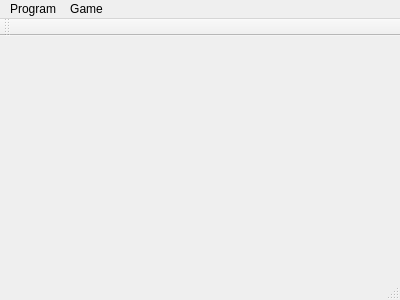
The window that gui/mainwindow.ui (jeffmeese/simple-chess) describes before a commit, drawn with Qt 5.
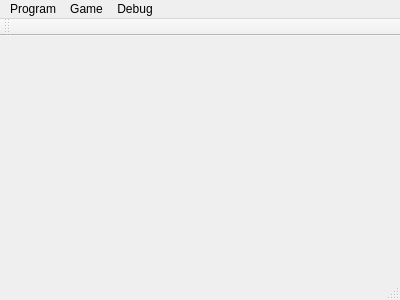
The same window after the commit.

The edit to the form file:
```diff
--- a/gui/mainwindow.ui
+++ b/gui/mainwindow.ui
@@ -36,8 +36,15 @@
     </property>
     <addaction name="actionUndo_Last_Move"/>
    </widget>
+   <widget class="QMenu" name="menuDebug">
+    <property name="title">
+     <string>Debug</string>
+    </property>
+    <addaction name="actionSet_Board_Position"/>
+   </widget>
    <addaction name="menuProgram"/>
    <addaction name="menuGame"/>
+   <addaction name="menuDebug"/>
   </widget>
   <widget class="QToolBar" name="mainToolBar">
    <attribute name="toolBarArea">
```
Left out of the diff: 5 changed lines with no effect on the pictures.
